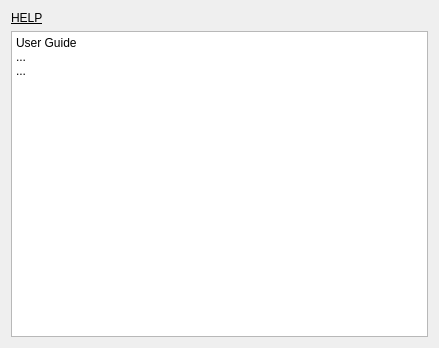
stemil01/expresso, file src/help.ui: the form before one commit.
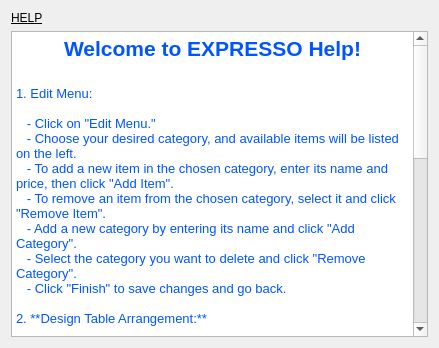
The form after the commit.

Diff of the .ui file:
```diff
--- a/src/help.ui
+++ b/src/help.ui
@@ -36,9 +36,46 @@
 li.unchecked::marker { content: &quot;\2610&quot;; }
 li.checked::marker { content: &quot;\2612&quot;; }
 &lt;/style&gt;&lt;/head&gt;&lt;body style=&quot; font-family:'Segoe UI'; font-size:9pt; font-weight:400; font-style:normal;&quot;&gt;
-&lt;p style=&quot; margin-top:0px; margin-bottom:0px; margin-left:0px; margin-right:0px; -qt-block-indent:0; text-indent:0px;&quot;&gt;User Guide&lt;/p&gt;
-&lt;p style=&quot; margin-top:0px; margin-bottom:0px; margin-left:0px; margin-right:0px; -qt-block-indent:0; text-indent:0px;&quot;&gt;...&lt;/p&gt;
-&lt;p style=&quot; margin-top:0px; margin-bottom:0px; margin-left:0px; margin-right:0px; -qt-block-indent:0; text-indent:0px;&quot;&gt;...&lt;/p&gt;&lt;/body&gt;&lt;/html&gt;</string>
+&lt;p align=&quot;center&quot; style=&quot; margin-top:0px; margin-bottom:0px; margin-left:0px; margin-right:0px; -qt-block-indent:0; text-indent:0px;&quot;&gt;&lt;span style=&quot; font-size:16pt; font-weight:700; color:#0055ff;&quot;&gt;Welcome to EXPRESSO Help!&lt;/span&gt;&lt;/p&gt;
+&lt;p align=&quot;center&quot; style=&quot;-qt-paragraph-type:empty; margin-top:0px; margin-bottom:0px; margin-left:0px; margin-right:0px; -qt-block-indent:0; text-indent:0px; font-size:16pt; font-weight:700; color:#0055ff;&quot;&gt;&lt;br /&gt;&lt;/p&gt;
+&lt;p style=&quot; margin-top:0px; margin-bottom:0px; margin-left:0px; margin-right:0px; -qt-block-indent:0; text-indent:0px;&quot;&gt;&lt;span style=&quot; font-size:10pt; color:#0055ff;&quot;&gt;1. Edit Menu:&lt;/span&gt;&lt;/p&gt;
+&lt;p style=&quot;-qt-paragraph-type:empty; margin-top:0px; margin-bottom:0px; margin-left:0px; margin-right:0px; -qt-block-indent:0; text-indent:0px; font-size:10pt; color:#0055ff;&quot;&gt;&lt;br /&gt;&lt;/p&gt;
+&lt;p style=&quot; margin-top:0px; margin-bottom:0px; margin-left:0px; margin-right:0px; -qt-block-indent:0; text-indent:0px;&quot;&gt;&lt;span style=&quot; font-size:10pt; color:#0055ff;&quot;&gt;   - Click on &amp;quot;Edit Menu.&amp;quot;&lt;/span&gt;&lt;/p&gt;
+&lt;p style=&quot; margin-top:0px; margin-bottom:0px; margin-left:0px; margin-right:0px; -qt-block-indent:0; text-indent:0px;&quot;&gt;&lt;span style=&quot; font-size:10pt; color:#0055ff;&quot;&gt;   - Choose your desired category, and available items will be listed on the left.&lt;/span&gt;&lt;/p&gt;
+&lt;p style=&quot; margin-top:0px; margin-bottom:0px; margin-left:0px; margin-right:0px; -qt-block-indent:0; text-indent:0px;&quot;&gt;&lt;span style=&quot; font-size:10pt; color:#0055ff;&quot;&gt;   - To add a new item in the chosen category, enter its name and price, then click &amp;quot;Add Item&amp;quot;.&lt;/span&gt;&lt;/p&gt;
+&lt;p style=&quot; margin-top:0px; margin-bottom:0px; margin-left:0px; margin-right:0px; -qt-block-indent:0; text-indent:0px;&quot;&gt;&lt;span style=&quot; font-size:10pt; color:#0055ff;&quot;&gt;   - To remove an item from the chosen category, select it and click &amp;quot;Remove Item&amp;quot;.&lt;/span&gt;&lt;/p&gt;
+&lt;p style=&quot; margin-top:0px; margin-bottom:0px; margin-left:0px; margin-right:0px; -qt-block-indent:0; text-indent:0px;&quot;&gt;&lt;span style=&quot; font-size:10pt; color:#0055ff;&quot;&gt;   - Add a new category by entering its name and click &amp;quot;Add Category&amp;quot;.&lt;/span&gt;&lt;/p&gt;
+&lt;p style=&quot; margin-top:0px; margin-bottom:0px; margin-left:0px; margin-right:0px; -qt-block-indent:0; text-indent:0px;&quot;&gt;&lt;span style=&quot; font-size:10pt; color:#0055ff;&quot;&gt;   - Select the category you want to delete and click &amp;quot;Remove Category&amp;quot;.&lt;/span&gt;&lt;/p&gt;
+&lt;p style=&quot; margin-top:0px; margin-bottom:0px; margin-left:0px; margin-right:0px; -qt-block-indent:0; text-indent:0px;&quot;&gt;&lt;span style=&quot; font-size:10pt; color:#0055ff;&quot;&gt;   - Click &amp;quot;Finish&amp;quot; to save changes and go back.&lt;/span&gt;&lt;/p&gt;
+&lt;p style=&quot;-qt-paragraph-type:empty; margin-top:0px; margin-bottom:0px; margin-left:0px; margin-right:0px; -qt-block-indent:0; text-indent:0px; font-size:10pt; color:#0055ff;&quot;&gt;&lt;br /&gt;&lt;/p&gt;
+&lt;p style=&quot; margin-top:0px; margin-bottom:0px; margin-left:0px; margin-right:0px; -qt-block-indent:0; text-indent:0px;&quot;&gt;&lt;span style=&quot; font-size:10pt; color:#0055ff;&quot;&gt;2. **Design Table Arrangement:**&lt;/span&gt;&lt;/p&gt;
+&lt;p style=&quot;-qt-paragraph-type:empty; margin-top:0px; margin-bottom:0px; margin-left:0px; margin-right:0px; -qt-block-indent:0; text-indent:0px; font-size:10pt; color:#0055ff;&quot;&gt;&lt;br /&gt;&lt;/p&gt;
+&lt;p style=&quot; margin-top:0px; margin-bottom:0px; margin-left:0px; margin-right:0px; -qt-block-indent:0; text-indent:0px;&quot;&gt;&lt;span style=&quot; font-size:10pt; color:#0055ff;&quot;&gt;   - Click on &amp;quot;Design Table Arrangement.&amp;quot;&lt;/span&gt;&lt;/p&gt;
+&lt;p style=&quot; margin-top:0px; margin-bottom:0px; margin-left:0px; margin-right:0px; -qt-block-indent:0; text-indent:0px;&quot;&gt;&lt;span style=&quot; font-size:10pt; color:#0055ff;&quot;&gt;   - Select the arrangement you want to add/remove and click &amp;quot;Add Arrangement&amp;quot;/&amp;quot;Remove Arrangement.&amp;quot;&lt;/span&gt;&lt;/p&gt;
+&lt;p style=&quot; margin-top:0px; margin-bottom:0px; margin-left:0px; margin-right:0px; -qt-block-indent:0; text-indent:0px;&quot;&gt;&lt;span style=&quot; font-size:10pt; color:#0055ff;&quot;&gt;   - If you're creating a new arrangement, click &amp;quot;Add Table.&amp;quot;&lt;/span&gt;&lt;/p&gt;
+&lt;p style=&quot; margin-top:0px; margin-bottom:0px; margin-left:0px; margin-right:0px; -qt-block-indent:0; text-indent:0px;&quot;&gt;&lt;span style=&quot; font-size:10pt; color:#0055ff;&quot;&gt;   - Move your table as desired.&lt;/span&gt;&lt;/p&gt;
+&lt;p style=&quot; margin-top:0px; margin-bottom:0px; margin-left:0px; margin-right:0px; -qt-block-indent:0; text-indent:0px;&quot;&gt;&lt;span style=&quot; font-size:10pt; color:#0055ff;&quot;&gt;   - Select the table you wish to remove and click &amp;quot;Remove Table.&amp;quot;&lt;/span&gt;&lt;/p&gt;
+&lt;p style=&quot; margin-top:0px; margin-bottom:0px; margin-left:0px; margin-right:0px; -qt-block-indent:0; text-indent:0px;&quot;&gt;&lt;span style=&quot; font-size:10pt; color:#0055ff;&quot;&gt;   - Click &amp;quot;Save&amp;quot; when you're done.&lt;/span&gt;&lt;/p&gt;
+&lt;p style=&quot;-qt-paragraph-type:empty; margin-top:0px; margin-bottom:0px; margin-left:0px; margin-right:0px; -qt-block-indent:0; text-indent:0px; font-size:10pt; color:#0055ff;&quot;&gt;&lt;br /&gt;&lt;/p&gt;
+&lt;p style=&quot; margin-top:0px; margin-bottom:0px; margin-left:0px; margin-right:0px; -qt-block-indent:0; text-indent:0px;&quot;&gt;&lt;span style=&quot; font-size:10pt; color:#0055ff;&quot;&gt;3. **Start Your Ordering Process:**&lt;/span&gt;&lt;/p&gt;
+&lt;p style=&quot;-qt-paragraph-type:empty; margin-top:0px; margin-bottom:0px; margin-left:0px; margin-right:0px; -qt-block-indent:0; text-indent:0px; font-size:10pt; color:#0055ff;&quot;&gt;&lt;br /&gt;&lt;/p&gt;
+&lt;p style=&quot; margin-top:0px; margin-bottom:0px; margin-left:0px; margin-right:0px; -qt-block-indent:0; text-indent:0px;&quot;&gt;&lt;span style=&quot; font-size:10pt; color:#0055ff;&quot;&gt;   - Click on &amp;quot;Start.&amp;quot;&lt;/span&gt;&lt;/p&gt;
+&lt;p style=&quot; margin-top:0px; margin-bottom:0px; margin-left:0px; margin-right:0px; -qt-block-indent:0; text-indent:0px;&quot;&gt;&lt;span style=&quot; font-size:10pt; color:#0055ff;&quot;&gt;   - Choose your desired table arrangement.&lt;/span&gt;&lt;/p&gt;
+&lt;p style=&quot; margin-top:0px; margin-bottom:0px; margin-left:0px; margin-right:0px; -qt-block-indent:0; text-indent:0px;&quot;&gt;&lt;span style=&quot; font-size:10pt; color:#0055ff;&quot;&gt;   - Select a table that has placed an order.&lt;/span&gt;&lt;/p&gt;
+&lt;p style=&quot; margin-top:0px; margin-bottom:0px; margin-left:0px; margin-right:0px; -qt-block-indent:0; text-indent:0px;&quot;&gt;&lt;span style=&quot; font-size:10pt; color:#0055ff;&quot;&gt;   - Choose the category of the ordered beverage.&lt;/span&gt;&lt;/p&gt;
+&lt;p style=&quot; margin-top:0px; margin-bottom:0px; margin-left:0px; margin-right:0px; -qt-block-indent:0; text-indent:0px;&quot;&gt;&lt;span style=&quot; font-size:10pt; color:#0055ff;&quot;&gt;   - Available items will be displayed under the selected category.&lt;/span&gt;&lt;/p&gt;
+&lt;p style=&quot; margin-top:0px; margin-bottom:0px; margin-left:0px; margin-right:0px; -qt-block-indent:0; text-indent:0px;&quot;&gt;&lt;span style=&quot; font-size:10pt; color:#0055ff;&quot;&gt;   - Select the ordered items.&lt;/span&gt;&lt;/p&gt;
+&lt;p style=&quot; margin-top:0px; margin-bottom:0px; margin-left:0px; margin-right:0px; -qt-block-indent:0; text-indent:0px;&quot;&gt;&lt;span style=&quot; font-size:10pt; color:#0055ff;&quot;&gt;   - Click &amp;quot;Add Item.&amp;quot;&lt;/span&gt;&lt;/p&gt;
+&lt;p style=&quot; margin-top:0px; margin-bottom:0px; margin-left:0px; margin-right:0px; -qt-block-indent:0; text-indent:0px;&quot;&gt;&lt;span style=&quot; font-size:10pt; color:#0055ff;&quot;&gt;   - Your current order will be shown on the left.&lt;/span&gt;&lt;/p&gt;
+&lt;p style=&quot; margin-top:0px; margin-bottom:0px; margin-left:0px; margin-right:0px; -qt-block-indent:0; text-indent:0px;&quot;&gt;&lt;span style=&quot; font-size:10pt; color:#0055ff;&quot;&gt;   - To remove an item from the order, select it and click &amp;quot;Delete.&amp;quot;&lt;/span&gt;&lt;/p&gt;
+&lt;p style=&quot; margin-top:0px; margin-bottom:0px; margin-left:0px; margin-right:0px; -qt-block-indent:0; text-indent:0px;&quot;&gt;&lt;span style=&quot; font-size:10pt; color:#0055ff;&quot;&gt;   - Click &amp;quot;Receipt&amp;quot; to finish the current order and receive a receipt.&lt;/span&gt;&lt;/p&gt;
+&lt;p style=&quot;-qt-paragraph-type:empty; margin-top:0px; margin-bottom:0px; margin-left:0px; margin-right:0px; -qt-block-indent:0; text-indent:0px; font-size:10pt;&quot;&gt;&lt;br /&gt;&lt;/p&gt;
+&lt;p style=&quot;-qt-paragraph-type:empty; margin-top:0px; margin-bottom:0px; margin-left:0px; margin-right:0px; -qt-block-indent:0; text-indent:0px;&quot;&gt;&lt;br /&gt;&lt;/p&gt;
+&lt;p style=&quot;-qt-paragraph-type:empty; margin-top:0px; margin-bottom:0px; margin-left:0px; margin-right:0px; -qt-block-indent:0; text-indent:0px;&quot;&gt;&lt;br /&gt;&lt;/p&gt;
+&lt;p style=&quot; margin-top:0px; margin-bottom:0px; margin-left:0px; margin-right:0px; -qt-block-indent:0; text-indent:0px;&quot;&gt;&lt;span style=&quot; font-size:10pt; color:#0055ff;&quot;&gt;Espresso is designed to make the ordering process smooth and efficient.&lt;/span&gt;&lt;/p&gt;
+&lt;p style=&quot; margin-top:0px; margin-bottom:0px; margin-left:0px; margin-right:0px; -qt-block-indent:0; text-indent:0px;&quot;&gt;&lt;span style=&quot; font-size:10pt; color:#0055ff;&quot;&gt;If you have any further questions, feel free to reach out to our support team.&lt;/span&gt;&lt;/p&gt;
+&lt;p style=&quot;-qt-paragraph-type:empty; margin-top:0px; margin-bottom:0px; margin-left:0px; margin-right:0px; -qt-block-indent:0; text-indent:0px;&quot;&gt;&lt;br /&gt;&lt;/p&gt;
+&lt;p style=&quot; margin-top:0px; margin-bottom:0px; margin-left:0px; margin-right:0px; -qt-block-indent:0; text-indent:0px;&quot;&gt;&lt;span style=&quot; font-size:12pt; font-weight:700; color:#0055ff;&quot;&gt;    Thank you for choosing Expresso!&lt;/span&gt;&lt;/p&gt;&lt;/body&gt;&lt;/html&gt;</string>
      </property>
     </widget>
    </item>
```
